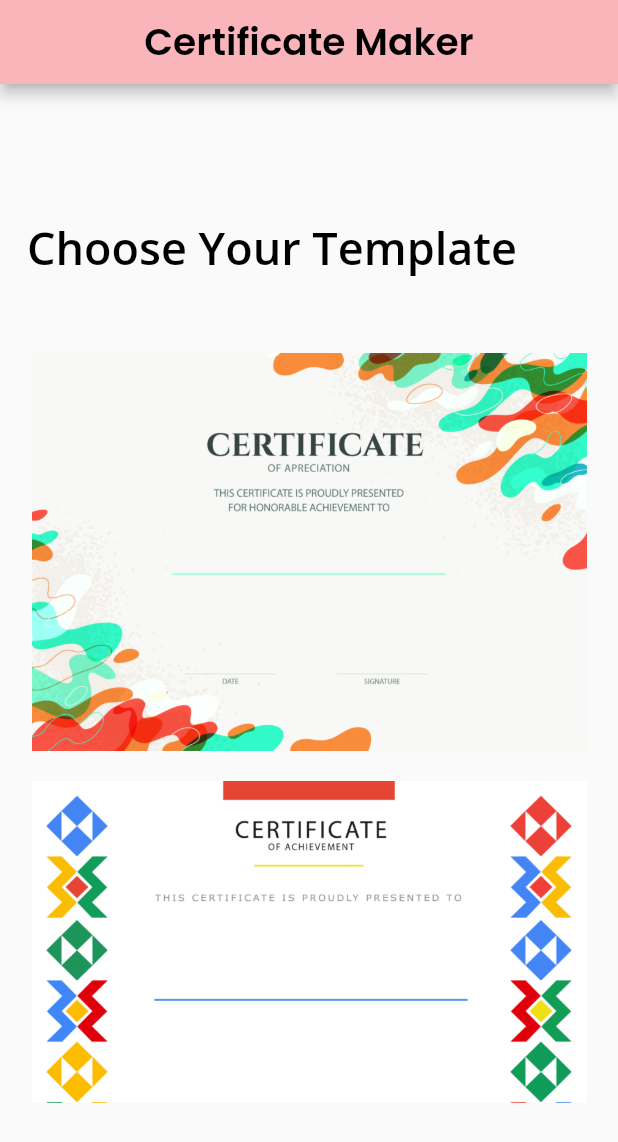
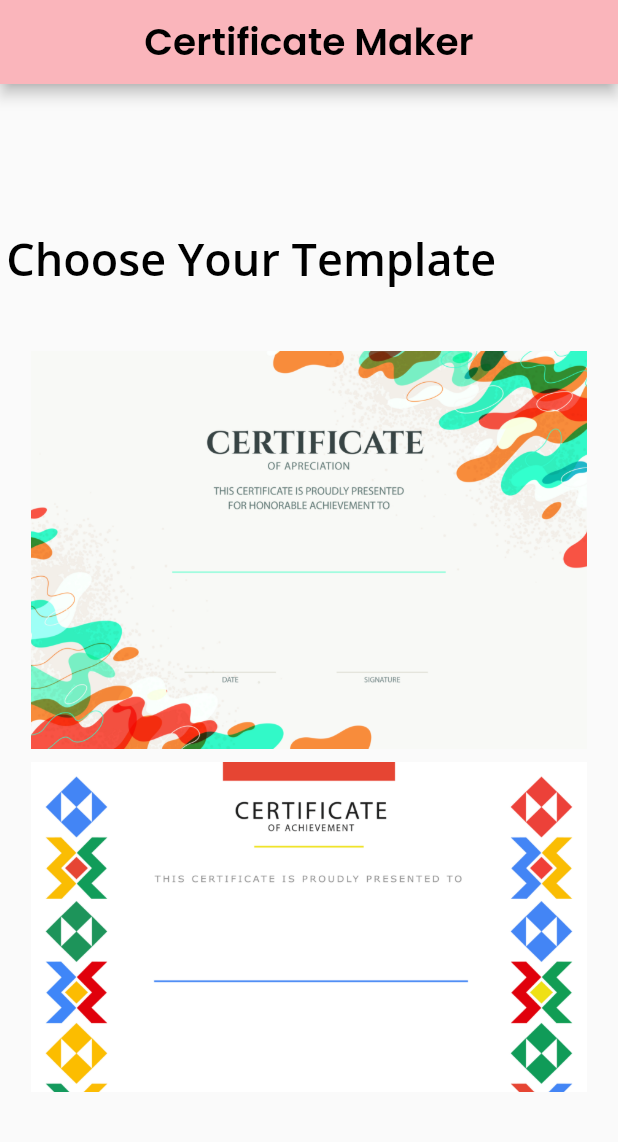
Before and after one commit to OmarBakry-eg/certificate_dsc_app, a Flutter app: the ChooseTemplatePage screen opened directly, on a phone screen of 412 x 824 dp. Shown: the top 1142 px of the screen. Run offline on Flutter 3.47's test engine with Material 2 defaults, Android fonts, the phone set to English and light mode, and no system bars; our stand-ins replace flutter_svg, get, google_fonts; project files that could hold a hidden picture were left out.

Commit message:
choose-temp-responsive

```diff
--- a/lib/choose_temp.dart
+++ b/lib/choose_temp.dart
@@ -8,6 +8,7 @@ import 'package:get/get.dart';
 class ChooseTemplatePage extends StatelessWidget {
   @override
   Widget build(BuildContext context) {
+    final size = MediaQuery.of(context).size;
     return Scaffold(
       appBar: AppBar(
         centerTitle: true,
@@ -18,7 +19,7 @@ class ChooseTemplatePage extends StatelessWidget {
         mainAxisAlignment: MainAxisAlignment.center,
         children: [
           Padding(
-            padding: EdgeInsets.only(left: 18.0),
+            padding: EdgeInsets.only(left: size.width * .01),
             child: Align(
               alignment: Alignment.topLeft,
               child: Text(
@@ -31,35 +32,14 @@ class ChooseTemplatePage extends StatelessWidget {
               ),
             ),
           ),
-          SizedBox(
-            height: 50,
-          ),
+          SizedBox(height: size.height * .05),
           Container(
             width: double.infinity,
-            height: 500,
+            height: size.height * .6,
             child: ListView.builder(
                 itemCount: 2,
                 itemBuilder: (context, index) {
-                  return Column(
-                    children: [
-                      InkWell(
-                        child: Container(
-                          child: Image(
-                            image: AssetImage('assets/c/$index.jpg'),
-                          ),
-                          width: 370,
-                        ),
-                        onTap: () {
-                          Get.to(EditAndSave(
-                            index: index,
-                          ));
-                        },
-                      ),
-                      SizedBox(
-                        height: 20,
-                      ),
-                    ],
-                  );
+                  return certificateTemp(index, size);
                 }),
             // child: ListWheelScrollView(
             //   itemExtent: 350,
@@ -82,4 +62,27 @@ class ChooseTemplatePage extends StatelessWidget {
       ),
     );
   }
+
+  Column certificateTemp(int index, Size size) {
+    return Column(
+      children: [
+        InkWell(
+          child: Container(
+            child: Image(
+              image: AssetImage('assets/c/$index.jpg'),
+            ),
+            width: size.width * .9,
+          ),
+          onTap: () {
+            Get.to(EditAndSave(
+              index: index,
+            ));
+          },
+        ),
+        SizedBox(
+          height: size.height * .01,
+        ),
+      ],
+    );
+  }
 }
```
